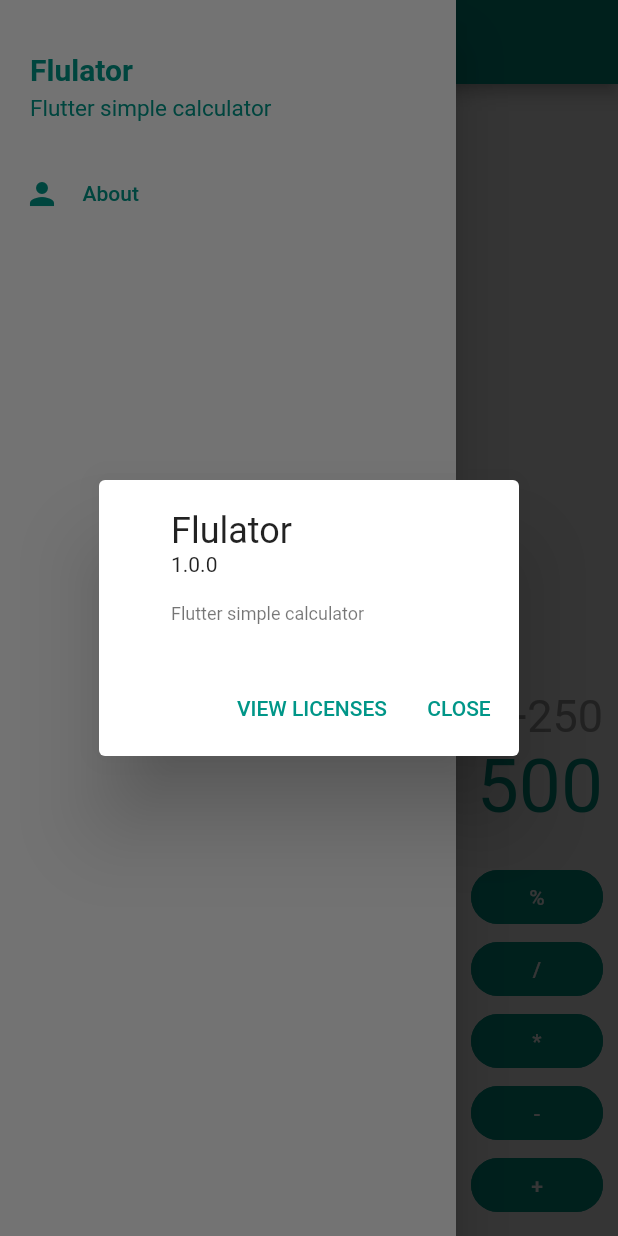
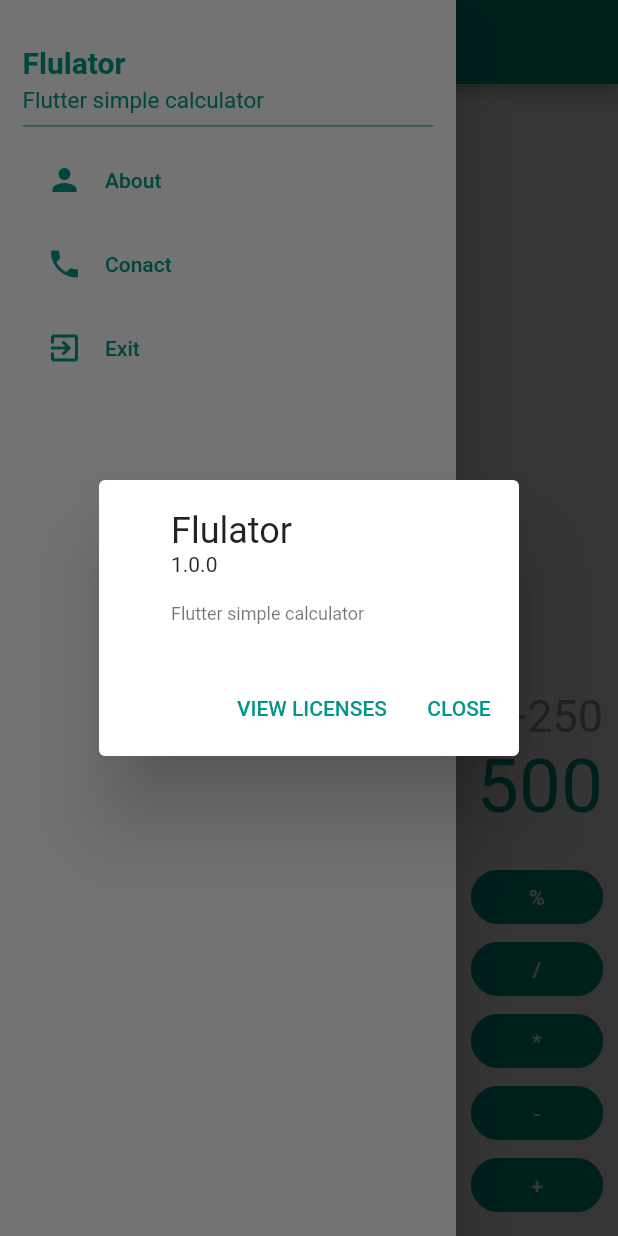
Before and after one commit to BlackIQ/flulator, a Flutter app: the screen it shows after launch, in the side drawer, after a tap on "About", on a phone screen of 412 x 824 dp. Run offline on Flutter 3.47's test engine with Material 2 defaults, Android fonts, the phone set to English and light mode, and no system bars.

```diff
--- a/lib/app/calculator.dart
+++ b/lib/app/calculator.dart
@@ -1,76 +1,24 @@
 import 'package:calculator/app/buttons/numbers.dart';
 import 'package:calculator/app/buttons/operators.dart';
 import 'package:calculator/app/buttons/status.dart';
+import 'package:calculator/app/drawer/drawer.dart';
 import 'package:calculator/app/texts/all.dart';
 import 'package:calculator/app/texts/current.dart';
 import 'package:flutter/material.dart';
 
-class Calculator extends StatelessWidget {
+class Calculator extends StatefulWidget {
+  _CalculatorState createState() => _CalculatorState();
+}
+
+class _CalculatorState extends State<Calculator> {
+
+  String current = '250+250';
+  int all = 500;
+
   @override
   Widget build(BuildContext context) {
     return Scaffold(
-      drawer: Drawer(
-        child: ListView(
-          children: <Widget>[
-            SizedBox(
-              height: 15.0,
-            ),
-            Padding(
-              padding: EdgeInsets.all(20.0),
-              child: Column(
-                crossAxisAlignment: CrossAxisAlignment.start,
-                children: <Widget>[
-                  Text(
-                    "Flulator",
-                    style: TextStyle(
-                      fontWeight: FontWeight.bold,
-                      fontSize: 20.0,
-                      color: Colors.teal,
-                    ),
-                  ),
-                  SizedBox(
-                    height: 5.0,
-                  ),
-                  Text(
-                    "Flutter simple calculator",
-                    style: TextStyle(
-                      fontSize: 15.0,
-                      color: Colors.teal,
-                    ),
-                  )
-                ],
-              ),
-            ),
-            ListTile(
-              onTap: () {
-                showAboutDialog(
-                  context: context,
-                  applicationName: 'Flulator',
-                  applicationVersion: '1.0.0',
-                  applicationLegalese: 'Flutter simple calculator',
-                );
-              },
-              title: Row(
-                children: <Widget>[
-                  Icon(
-                    Icons.person,
-                    color: Colors.teal,
-                  ),
-                  SizedBox(
-                    width: 15.0,
-                  ),
-                  Text(
-                    "About",
-                    style: TextStyle(
-                      color: Colors.teal,
-                    ),
-                  )
-                ],
-              ),
-            ),
-          ],
-        ),
-      ),
+      drawer: FluDrawer(),
       appBar: AppBar(
         title: Text(
           'Flulator',
@@ -90,8 +38,8 @@ class Calculator extends StatelessWidget {
         mainAxisAlignment: MainAxisAlignment.end,
         crossAxisAlignment: CrossAxisAlignment.end,
         children: <Widget>[
-          CurrentStatus(number: '250+250'),
-          AllStatus(number: '500'),
+          CurrentStatus(number: current),
+          AllStatus(number: all),
           SizedBox(height: 20.0),
           Row(
             mainAxisAlignment: MainAxisAlignment.spaceBetween,
```
